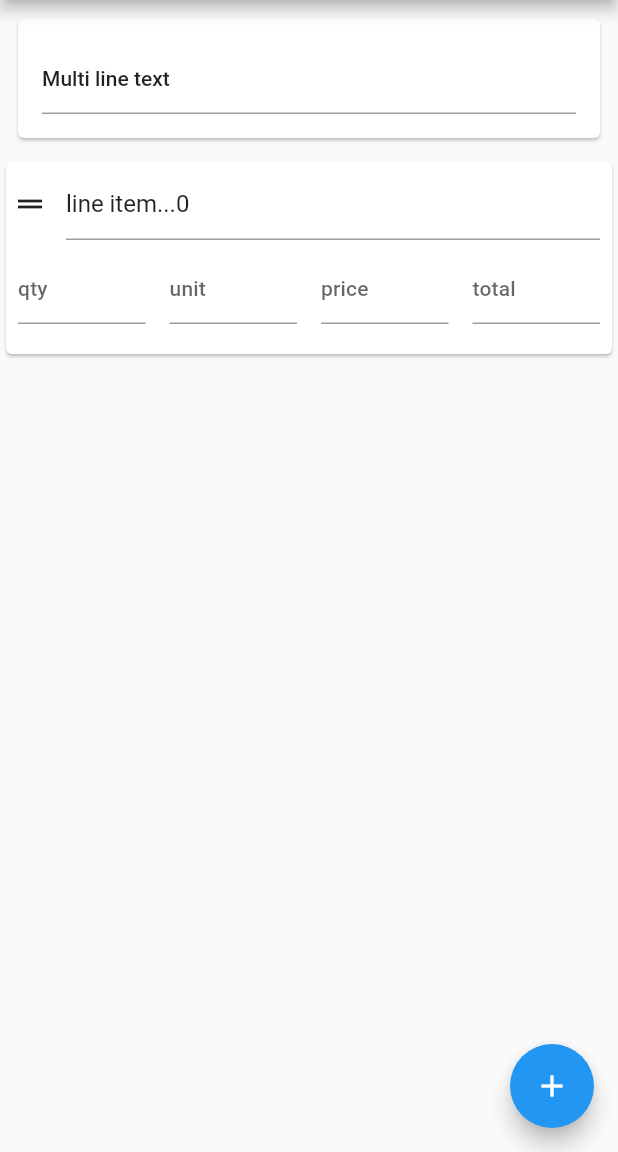
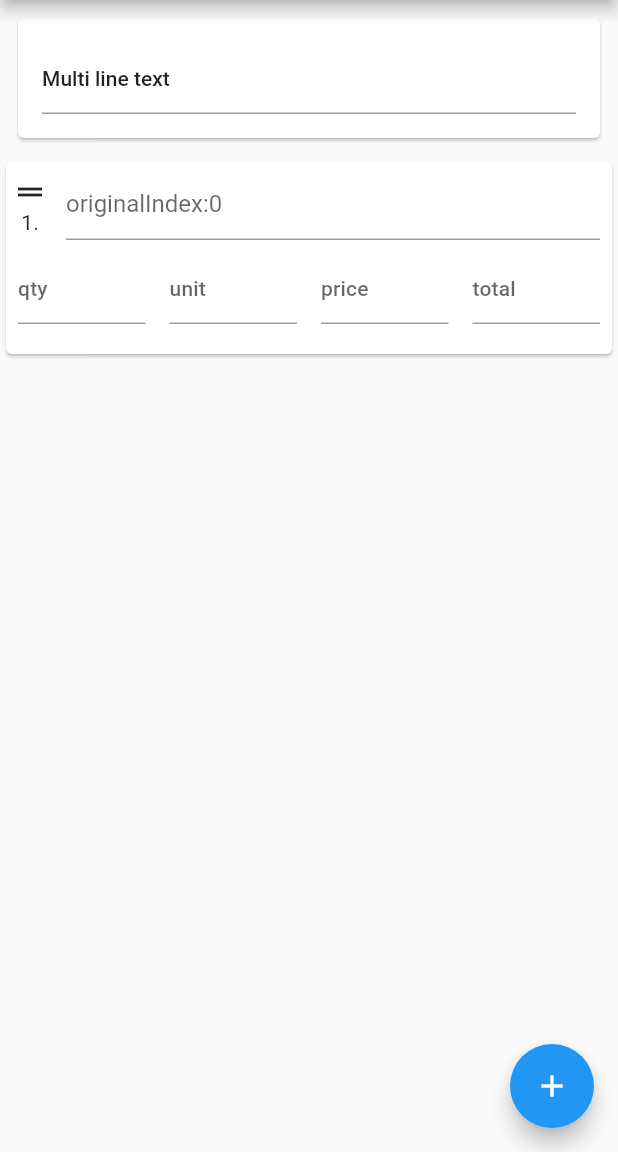
Before and after one commit to devkabiir/flutter_keyboard_issue, a Flutter app: the screen it shows after launch, after a tap on the "add" icon, on a phone screen of 412 x 824 dp, the part 84-1236 px from its top. Run offline on Flutter 3.47's test engine with Material 2 defaults, Android fonts, the phone set to English and light mode, and no system bars.

Commit message:
♻️refactor Allow adding, removing, moving `RowItem`s

```diff
--- a/lib/main.dart
+++ b/lib/main.dart
@@ -42,11 +42,7 @@ class _MyHomePageState extends State<MyHomePage> {
         ),
       ),
       floatingActionButton: FloatingActionButton(
-        onPressed: () => rowContainer.currentState.setState(
-              () => rowContainer.currentState.children.add(RowItem(
-                  key: ValueKey('LineItemWidget<1>'),
-                  parent: rowContainer.currentState)),
-            ),
+        onPressed: () => rowContainer.currentState.addRow(),
         tooltip: 'Add',
         child: Icon(Icons.add),
       ),
@@ -84,32 +80,57 @@ class RowContainer extends StatefulWidget {
 
 class _RowContainerState extends State<RowContainer> {
   final List<_RowItemState> rows = [];
-  final List<Widget> children = [];
+  final List<RowItem> children = [];
+
+  void addRow() => setState(() => children.add(RowItem(
+      originalIndex: children.length,
+      parent: this,
+      uid: DateTime.now().microsecondsSinceEpoch)));
+
   @override
   Widget build(BuildContext context) {
     return ReorderableListView(
       children: children,
       onReorder: (oldIdx, newIdx) {
-        // Moved down
-        if (oldIdx < newIdx) {
-          // removing the item at oldIndex will shorten the list by 1.
-          newIdx -= 1;
+        // These two lines are workarounds for ReorderableListView problems
+        if (newIdx > children.length) newIdx = children.length;
+        if (oldIdx < newIdx) newIdx--;
+
+        final row = rows.removeAt(oldIdx);
+        rows.insert(newIdx, row);
+
+        /// Now that we have all states in proper order, updating their indices
+        for (var i = 0; i < rows.length; i++) {
+          rows[i].setState(() => rows[i].index = i);
+          // rows[i].index = i;
         }
 
-        final row = rows.removeAt(oldIdx);
-        final child = children.removeAt(oldIdx);
-        row.index = newIdx;
-
-        rows.insert(newIdx, row);
-        children.insert(newIdx, child);
+        // See: https://github.com/flutter/flutter/issues/21829
+        Future.delayed(Duration(milliseconds: 20), () {
+          setState(() {
+            final child = children.removeAt(oldIdx);
+            children.insert(newIdx, child);
+          });
+        });
       },
     );
   }
 }
 
 class RowItem extends StatefulWidget {
-  RowItem({ValueKey key, this.parent}) : super(key: key);
+  RowItem({this.originalIndex, this.parent, this.uid})
+      : super(key: ValueKey('RowItem<$uid>'));
   final _RowContainerState parent;
+  final int originalIndex;
+
+  /// Every row has a unique id besides it's index because after drag'N'drop or
+  /// deleting a row or adding a row or combination of these three actions,
+  /// Another row may end up with the same index. But at any given
+  /// time all rows will have unique index and all of them will match what the user
+  /// sees in the UI. This uid is used for creating the `Key` of this widget
+  /// because we reuse the existing widgets. And we reuse the widgets because we
+  /// need to maintain their states and thier childrens Like FocusNode and TextEdittingController
+  final int uid;
   @override
   _RowItemState createState() => _RowItemState();
 }
@@ -121,13 +142,16 @@ class _RowItemState extends State<RowItem> {
   Cell totalWidget;
   Widget nameField;
 
-  /// Index of this row
+  /// Effective index of this row
   int index;
+
   @override
   void initState() {
     super.initState();
-    index = widget.parent.rows.length;
-    widget.parent.rows.add(this);
+
+    /// Initially when the row is inserted this will be it's valid index
+    index = widget.originalIndex;
+
     qtyWidget = Cell(
       controller: TextEditingController(),
       focusNode: FocusNode(),
@@ -157,21 +181,32 @@ class _RowItemState extends State<RowItem> {
       maxLines: 1,
       enableInteractiveSelection: true,
       textInputAction: TextInputAction.next,
-      controller: TextEditingController(text: 'line item...$index'),
+      controller: TextEditingController(),
+      decoration: InputDecoration(hintText: 'originalIndex:$index'),
     );
+    Future.delayed(Duration(milliseconds: 20),
+        () => widget.parent.setState(() => widget.parent.rows.add(this)));
   }
 
   @override
   Widget build(BuildContext context) {
-    print('built row $index');
     return Dismissible(
-      key: ValueKey('DismissibleRowItem<$index>'),
+      key: ValueKey('DismissibleRowItem(${widget.uid})<$index>'),
       background: Container(
         color: Colors.red,
         child: Icon(Icons.close),
       ),
       onDismissed: (direction) {
-        widget.parent.rows.remove(this);
+        widget.parent.setState(() {
+          widget.parent.rows.remove(this);
+
+          widget.parent.children.remove(widget);
+
+          /// Update all the rows below this one
+          for (int i = index; i < widget.parent.rows.length; i++) {
+            widget.parent.rows[i].index = i;
+          }
+        });
       },
       direction: DismissDirection.endToStart,
       child: Card(
@@ -184,8 +219,13 @@ class _RowItemState extends State<RowItem> {
                 children: [
                   Padding(
                     padding: const EdgeInsets.all(4.0),
-                    child: Icon(
-                      Icons.drag_handle,
+                    child: Column(
+                      children: <Widget>[
+                        Icon(
+                          Icons.drag_handle,
+                        ),
+                        Text('${index + 1}.')
+                      ],
                     ),
                   ),
                   Flexible(
@@ -215,7 +255,8 @@ class _RowItemState extends State<RowItem> {
 }
 
 class Cell extends StatefulWidget {
-  Cell({this.controller, this.focusNode, this.name, this.parent});
+  Cell({this.controller, this.focusNode, this.name, this.parent})
+      : super(key: ValueKey('Cell($name) of RowItem<${parent.widget.uid}>'));
   final TextEditingController controller;
   final FocusNode focusNode;
   final String name;
@@ -234,10 +275,10 @@ class _CellState extends State<Cell> {
         padding: const EdgeInsets.symmetric(horizontal: 8, vertical: 4),
         child: TextField(
           key: ValueKey(
-              '\$CellTextField(${widget.name})<${widget.parent.index}>'),
+              'CellTextField(${widget.name}) of RowItem<${widget.parent.widget.uid}>'),
           autofocus: false,
           autocorrect: false,
-          dragStartBehavior: DragStartBehavior.down,
+          dragStartBehavior: DragStartBehavior.start,
           focusNode: widget.focusNode,
           keyboardType: TextInputType.numberWithOptions(decimal: true),
           style: Theme.of(context).textTheme.subtitle,
```
Also changed, not shown: pubspec.yaml (+1 -7 lines), pubspec.lock.
